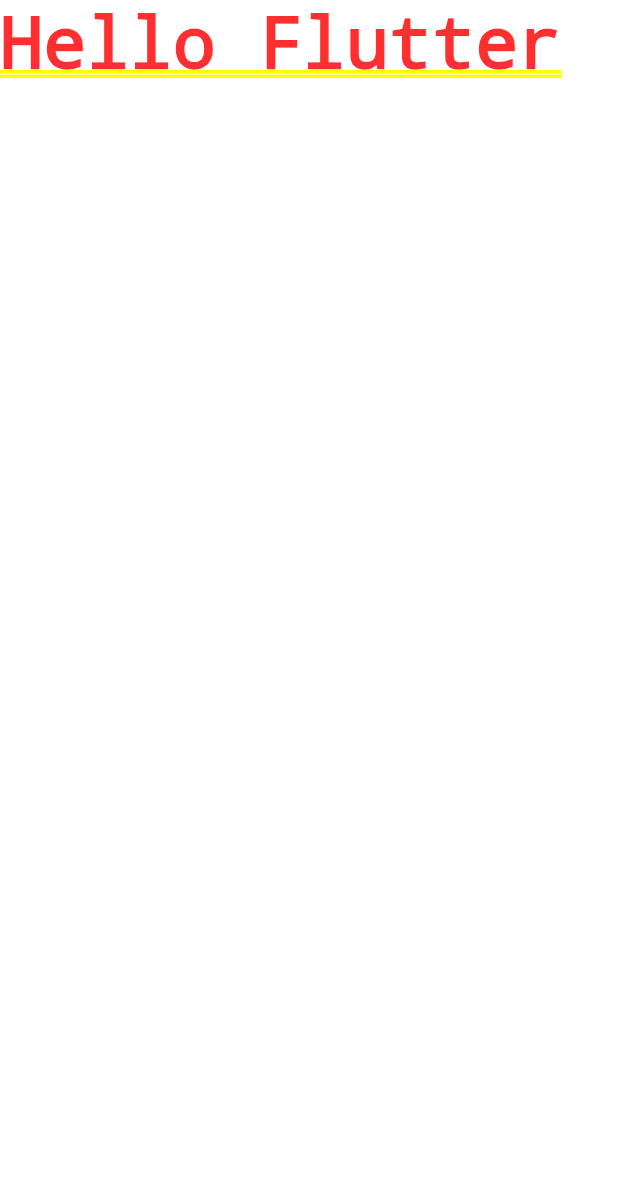
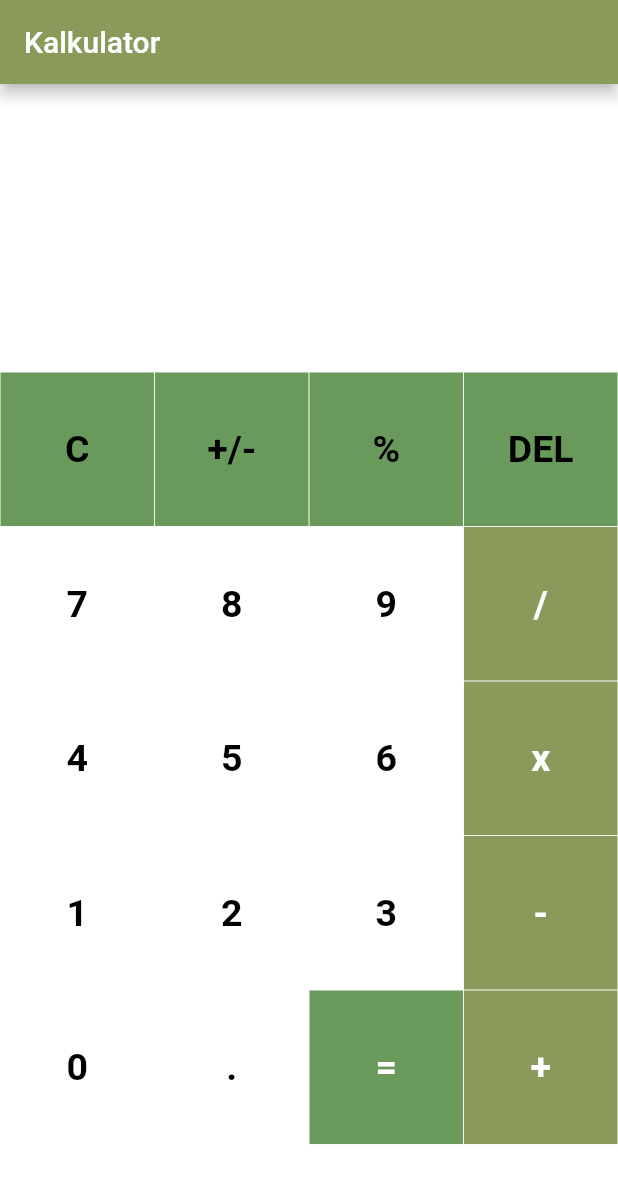
Before and after one commit to Adam-Ghazy/kalkulator-mobile, a Flutter app: the screen it shows after launch, on a phone screen of 412 x 824 dp. Shown: the top 1183 px of the screen. Run offline on Flutter 3.47's test engine with Material 2 defaults, Android fonts, the phone set to English and light mode, and no system bars; our stand-ins replace math_expressions.

Commit message:
app-kalc

```diff
--- /dev/null
+++ b/lib/color.dart
@@ -0,0 +1,5 @@
+import 'package:flutter/material.dart';
+
+const Color kBackground = Color(0xff8a9a5b); //Alt Enter
+const Color kOperasi = Color(0xff699a5b);
+const Color kResult = Color(0xffff760e);
--- /dev/null
+++ b/lib/kalkulator.dart
@@ -0,0 +1,191 @@
+import 'package:flutter/material.dart';
+import 'tombol.dart';
+import 'package:math_expressions/math_expressions.dart';
+import 'color.dart';
+
+class HomePage extends StatefulWidget {
+  @override
+  _HomePageState createState() => _HomePageState();
+}
+
+class _HomePageState extends State<HomePage> {
+  var userInput = '';
+  var answer = '';
+
+// Array of button
+  final List<String> buttons = [
+    'C',
+    '+/-',
+    '%',
+    'DEL',
+    '7',
+    '8',
+    '9',
+    '/',
+    '4',
+    '5',
+    '6',
+    'x',
+    '1',
+    '2',
+    '3',
+    '-',
+    '0',
+    '.',
+    '=',
+    '+',
+  ];
+
+  @override
+  Widget build(BuildContext context) {
+    return Scaffold(
+      appBar: new AppBar(
+        title: new Text("Kalkulator"),
+        backgroundColor: kBackground,
+      ), //AppBar
+      backgroundColor: Colors.white,
+      body: Column(
+        children: <Widget>[
+          Expanded(
+            child: Container(
+              child: Column(
+                  mainAxisAlignment: MainAxisAlignment.spaceEvenly,
+                  children: <Widget>[
+                    Container(
+                      padding: EdgeInsets.all(20),
+                      alignment: Alignment.centerRight,
+                      child: Text(
+                        userInput,
+                        style: TextStyle(fontSize: 18, color: Colors.black),
+                      ),
+                    ),
+                    Container(
+                      padding: EdgeInsets.all(15),
+                      alignment: Alignment.centerRight,
+                      child: Text(
+                        answer,
+                        style: TextStyle(
+                            fontSize: 30,
+                            color: Colors.black,
+                            fontWeight: FontWeight.bold),
+                      ),
+                    )
+                  ]),
+            ),
+          ),
+          Expanded(
+            flex: 3,
+            child: Container(
+              child: GridView.builder(
+                  itemCount: buttons.length,
+                  gridDelegate: SliverGridDelegateWithFixedCrossAxisCount(
+                      crossAxisCount: 4),
+                  itemBuilder: (BuildContext context, int index) {
+                    // Clear Button
+                    if (index == 0) {
+                      return MyButton(
+                        buttontapped: () {
+                          setState(() {
+                            userInput = '';
+                            answer = '0';
+                          });
+                        },
+                        buttonText: buttons[index],
+                        color: kOperasi,
+                        textColor: Colors.black,
+                      );
+                    }
+
+                    // +/- button
+                    else if (index == 1) {
+                      return MyButton(
+                        buttonText: buttons[index],
+                        color: kOperasi,
+                        textColor: Colors.black,
+                      );
+                    }
+                    // % Button
+                    else if (index == 2) {
+                      return MyButton(
+                        buttontapped: () {
+                          setState(() {
+                            userInput += buttons[index];
+                          });
+                        },
+                        buttonText: buttons[index],
+                        color: kOperasi,
+                        textColor: Colors.black,
+                      );
+                    }
+                    // Delete Button
+                    else if (index == 3) {
+                      return MyButton(
+                        buttontapped: () {
+                          setState(() {
+                            userInput =
+                                userInput.substring(0, userInput.length - 1);
+                          });
+                        },
+                        buttonText: buttons[index],
+                        color: kOperasi,
+                        textColor: Colors.black,
+                      );
+                    }
+                    // Equal_to Button
+                    else if (index == 18) {
+                      return MyButton(
+                        buttontapped: () {
+                          setState(() {
+                            equalPressed();
+                          });
+                        },
+                        buttonText: buttons[index],
+                        color: kOperasi,
+                        textColor: Colors.white,
+                      );
+                    }
+
+                    // other buttons
+                    else {
+                      return MyButton(
+                        buttontapped: () {
+                          setState(() {
+                            userInput += buttons[index];
+                          });
+                        },
+                        buttonText: buttons[index],
+                        color: isOperator(buttons[index])
+                            ? kBackground
+                            : Colors.white,
+                        textColor: isOperator(buttons[index])
+                            ? Colors.white
+                            : Colors.black,
+                      );
+                    }
+                  }), // GridView.builder
+            ),
+          ),
+        ],
+      ),
+    );
+  }
+
+  bool isOperator(String x) {
+    if (x == '/' || x == 'x' || x == '-' || x == '+' || x == '=') {
+      return true;
+    }
+    return false;
+  }
+
+// function to calculate the input operation
+  void equalPressed() {
+    String finaluserinput = userInput;
+    finaluserinput = userInput.replaceAll('x', '*');
+
+    Parser p = Parser();
+    Expression exp = p.parse(finaluserinput);
+    ContextModel cm = ContextModel();
+    double eval = exp.evaluate(EvaluationType.REAL, cm);
+    answer = eval.toString();
+  }
+}
--- a/lib/main.dart
+++ b/lib/main.dart
@@ -1,13 +1,16 @@
 import 'package:flutter/material.dart';
+import 'package:kalkulator/kalkulator.dart';
 
 void main() {
   runApp(MyApp());
 }
 
 class MyApp extends StatelessWidget {
-  Widget build(BuildContext ctx) {
+  @override
+  Widget build(BuildContext context) {
     return MaterialApp(
-      home: Text('Hello Flutter'),
+      debugShowCheckedModeBanner: false,
+      home: HomePage(),
     );
   }
 }
--- /dev/null
+++ b/lib/tombol.dart
@@ -0,0 +1,43 @@
+import 'package:flutter/material.dart';
+
+// creating Stateless Widget for buttons
+class MyButton extends StatelessWidget {
+// declaring variables
+  final color;
+  final textColor;
+  final String buttonText;
+  final buttontapped;
+
+//Constructor
+  MyButton(
+      {this.color,
+      this.textColor,
+      required this.buttonText,
+      this.buttontapped});
+
+  @override
+  Widget build(BuildContext context) {
+    return GestureDetector(
+      onTap: buttontapped,
+      child: Padding(
+        padding: const EdgeInsets.all(0.2),
+        child: ClipRRect(
+          // borderRadius: BorderRadius.circular(25),
+          child: Container(
+            color: color,
+            child: Center(
+              child: Text(
+                buttonText,
+                style: TextStyle(
+                  color: textColor,
+                  fontSize: 25,
+                  fontWeight: FontWeight.bold,
+                ),
+              ),
+            ),
+          ),
+        ),
+      ),
+    );
+  }
+}
```
